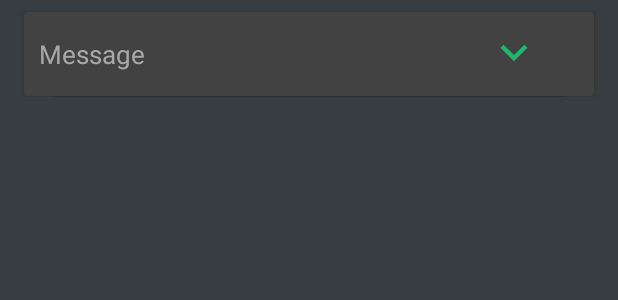
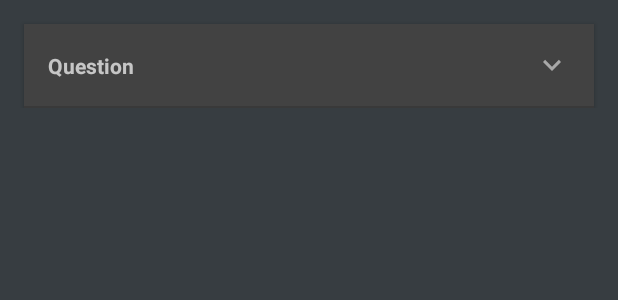
Before and after one commit to Sourish1997/code-to-create, an Android app: the layout fragment_about_group.xml on its own in the app's theme, with its tools: preview values and no code run, on a phone screen of 412 x 824 dp. Shown: the top 300 px of the screen. Run offline under Robolectric (Android 15) with nearby library versions, the phone set to English and light mode, and no system bars.

Commit message:
Change FAQ and About Us UI.

```diff
--- a/app/src/main/java/acm/event/codetocreate17/Model/Data/DataGenerator.java
+++ b/app/src/main/java/acm/event/codetocreate17/Model/Data/DataGenerator.java
@@ -39,7 +39,7 @@ public class DataGenerator {
         String Ans[] = {"Any and all students from all over the country can register. We welcome you all!",
                 "Nothing, it’s absolutely free!",
                 "You can have 2 to 4 people per team. You should either create your own team or accept invitations from other team admins.",
-                "Code2Create incorporates four main areas of interest: \n" +
+                "Code2Create incorporates four main areas of interest: \n\n" +
                         "-FinTech \n" +
                         "-AR/VR \n" +
                         "-Clean Energy \n" +
@@ -148,7 +148,7 @@ public class DataGenerator {
         List<AbouUsHolder> childList=new ArrayList<>();
         AbouUsHolder child1=new AbouUsHolder();
         child1.setName("Abhinav Das");
-        child1.setDesignation("Presidnet");
+        child1.setDesignation("President");
         child1.setImageResource(R.drawable.abhinav);
         AbouUsHolder child2=new AbouUsHolder();
         child2.setName("Pranay Gupta");
--- a/app/src/main/java/acm/event/codetocreate17/View/Fragments/QuizFragment.java
+++ b/app/src/main/java/acm/event/codetocreate17/View/Fragments/QuizFragment.java
@@ -184,7 +184,7 @@ public class QuizFragment extends Fragment implements ScreenShotable, CardStack.
         for(int i = 0; i < 15; i++)
             questionArray[i] = -1;
         for(int i = 0; i < 15; i++) {
-            int random = (int) (Math.random() * noOfQuestions);
+            int random = (int) (Math.random() * (noOfQuestions + 1));
             outer:
             while(true) {
                 for (int j = 0; j < i; j++) {
--- a/app/src/main/res/drawable/ic_arrow_down.xml
+++ b/app/src/main/res/drawable/ic_arrow_down.xml
@@ -6,7 +6,7 @@
   android:width="24dp">
 
   <path
-    android:fillColor="@color/colorAccent"
+    android:fillColor="@color/textColorSecondary"
     android:pathData="M7.41 7.84L12 12.42l4.59-4.58L18 9.25l-6 6-6-6z" />
   <path
     android:pathData="M0-.75h24v24H0z" />
--- a/app/src/main/res/layout/fragment_about_group.xml
+++ b/app/src/main/res/layout/fragment_about_group.xml
@@ -2,52 +2,65 @@
 <RelativeLayout xmlns:app="http://schemas.android.com/apk/res-auto"
     android:layout_width="wrap_content"
     android:layout_height="wrap_content"
-    xmlns:android="http://schemas.android.com/apk/res/android" >
+    xmlns:android="http://schemas.android.com/apk/res/android"
+    xmlns:tools="http://schemas.android.com/tools">
 
-<android.support.v7.widget.CardView android:layout_width="match_parent"
-    android:layout_height="wrap_content"
+    <android.support.v7.widget.CardView
         android:id="@+id/card1"
-    xmlns:android="http://schemas.android.com/apk/res/android"
-    xmlns:card_view="http://schemas.android.com/apk/res-auto"
-    android:layout_marginTop="8dp"
-    android:layout_marginRight="16dp"
-    android:layout_marginLeft="16dp"
-    card_view:contentPadding="@dimen/expandable_recycler_padding">
+        android:layout_width="match_parent"
+        android:layout_height="?attr/actionBarSize"
+        android:layout_marginLeft="@dimen/card_horizontal_margin"
+        android:layout_marginRight="@dimen/card_horizontal_margin"
+        android:layout_marginTop="16dp"
+        app:cardBackgroundColor="#424242"
+        app:cardCornerRadius="0dp">
 
+        <android.support.constraint.ConstraintLayout
+            android:id="@+id/about_question_item"
+            android:layout_width="match_parent"
+            android:layout_height="match_parent">
 
-    <LinearLayout xmlns:android="http://schemas.android.com/apk/res/android"
-        android:orientation="horizontal" android:layout_width="match_parent"
-        android:layout_height="match_parent"
-        android:weightSum="1"
-        android:gravity="center_vertical">
+            <View
+                android:id="@+id/faq_separator"
+                android:layout_width="0dp"
+                android:layout_height="1dp"
+                android:background="@color/colorDivider"
+                app:layout_constraintBottom_toBottomOf="parent"
+                app:layout_constraintLeft_toLeftOf="parent"
+                app:layout_constraintRight_toRightOf="parent"
+                tools:layout_editor_absoluteX="1dp"
+                tools:layout_editor_absoluteY="45dp" />
 
             <TextView
                 android:id="@+id/about_list_item_content"
                 android:layout_width="wrap_content"
-            android:layout_height="wrap_content"
-            android:textSize="17sp"
-            android:layout_weight="0.8"
-            android:textColor="@color/textColorSecondary"
-            android:text="Message"/>
+                android:layout_height="20dp"
+                android:layout_marginBottom="8dp"
+                android:layout_marginLeft="16dp"
+                android:layout_marginStart="16dp"
+                android:layout_marginTop="8dp"
+                android:gravity="center_vertical"
+                android:textStyle="bold"
+                app:layout_constraintBottom_toBottomOf="@+id/faq_separator"
+                app:layout_constraintLeft_toLeftOf="parent"
+                app:layout_constraintTop_toTopOf="parent"
+                tools:text="Question" />
 
             <ImageView
-            android:layout_width="@dimen/expandable_arrow_size"
-            android:layout_height="@dimen/expandable_arrow_size"
+                android:id="@+id/about_question_arrow"
+                android:layout_width="wrap_content"
+                android:layout_height="wrap_content"
+                android:layout_gravity="center_vertical|end"
+                android:layout_marginBottom="8dp"
+                android:layout_marginEnd="16dp"
+                android:layout_marginRight="16dp"
+                android:layout_marginTop="8dp"
+                app:layout_constraintBottom_toBottomOf="parent"
+                app:layout_constraintRight_toRightOf="parent"
+                app:layout_constraintTop_toTopOf="parent"
+                app:srcCompat="@drawable/ic_arrow_down"/>
 
-            android:layout_weight="0.2"
-            card_view:srcCompat="@drawable/ic_arrow_down" />
-
-
-    </LinearLayout>
+        </android.support.constraint.ConstraintLayout>
 
     </android.support.v7.widget.CardView>
-    <View
-        android:layout_width="match_parent"
-        android:layout_below="@id/card1"
-        android:layout_height="0.2dp"
-        android:layout_marginLeft="36dp"
-        android:layout_marginRight="36dp"
-        android:alpha="0.3"
-        android:background="@color/colorPrimaryDark" />
-
 </RelativeLayout>
--- a/app/src/main/res/layout/fragment_faq_answer.xml
+++ b/app/src/main/res/layout/fragment_faq_answer.xml
@@ -37,6 +37,7 @@
         android:layout_marginStart="24dp"
         android:layout_marginTop="8dp"
         android:gravity="center_vertical"
+        android:textColor="@color/textColorPrimary"
         app:layout_constraintBottom_toBottomOf="parent"
         app:layout_constraintLeft_toLeftOf="parent"
         app:layout_constraintRight_toRightOf="parent"
--- a/app/src/main/res/layout/fragment_faq_question.xml
+++ b/app/src/main/res/layout/fragment_faq_question.xml
@@ -55,8 +55,6 @@
             app:layout_constraintRight_toRightOf="parent"
             app:layout_constraintTop_toTopOf="parent"
             app:srcCompat="@drawable/ic_arrow_down" />
-        android:layout_marginBottom="8dp"
-        android:layout_marginEnd="16dp" />
 
     </android.support.constraint.ConstraintLayout>
 
```
Also changed, not shown: app/src/main/res/layout/fragment_about.xml (+46 -30 lines), app/src/main/res/values/strings.xml (+8 -1 lines). Lines whose indentation alone changed are shown as unchanged.
